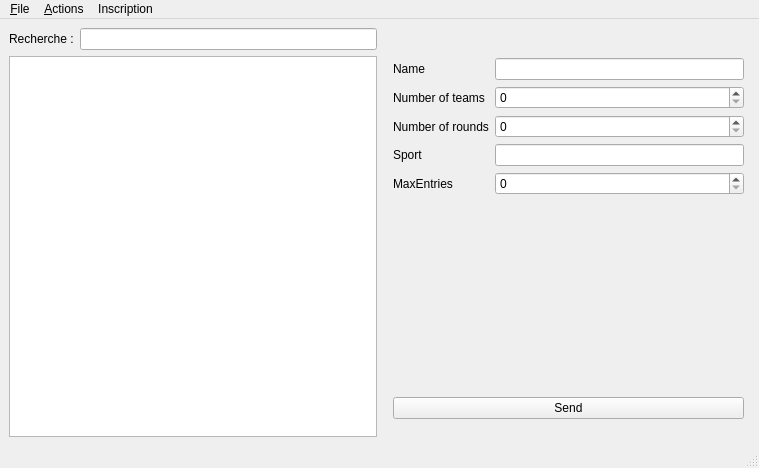
The window that LOA/Project_LOA/mainwindow.ui (lucas971/LOA_QT) describes before a commit, drawn with Qt 5.
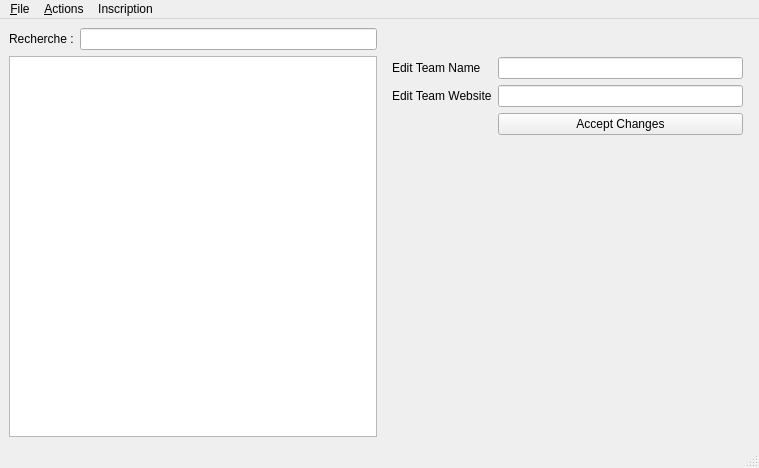
The same window after the commit. The open tabs and pages were chosen to show the change.

The edit to the form file:
```diff
--- a/LOA/Project_LOA/mainwindow.ui
+++ b/LOA/Project_LOA/mainwindow.ui
@@ -220,6 +220,51 @@
        </widget>
       </widget>
       <widget class="QWidget" name="sport"/>
+      <widget class="QWidget" name="teamEdit">
+       <widget class="QWidget" name="verticalLayoutWidget_4">
+        <property name="geometry">
+         <rect>
+          <x>9</x>
+          <y>29</y>
+          <width>351</width>
+          <height>371</height>
+         </rect>
+        </property>
+        <layout class="QVBoxLayout" name="verticalLayout_3">
+         <item>
+          <layout class="QFormLayout" name="formLayout_2">
+           <item row="0" column="0">
+            <widget class="QLabel" name="editTeamNameLabel">
+             <property name="text">
+              <string>Edit Team Name</string>
+             </property>
+            </widget>
+           </item>
+           <item row="0" column="1">
+            <widget class="QLineEdit" name="editTeamNameLineEdit"/>
+           </item>
+           <item row="1" column="0">
+            <widget class="QLabel" name="editTeamWebsiteLabel">
+             <property name="text">
+              <string>Edit Team Website</string>
+             </property>
+            </widget>
+           </item>
+           <item row="1" column="1">
+            <widget class="QLineEdit" name="editTeamWebsiteLineEdit"/>
+           </item>
+           <item row="2" column="1">
+            <widget class="QPushButton" name="pushButton_2">
+             <property name="text">
+              <string>Accept Changes</string>
+             </property>
+            </widget>
+           </item>
+          </layout>
+         </item>
+        </layout>
+       </widget>
+      </widget>
       <widget class="QWidget" name="team">
        <widget class="QWidget" name="verticalLayoutWidget">
         <property name="geometry">
```
Left out of the diff: 37 changed lines with no effect on the pictures.
